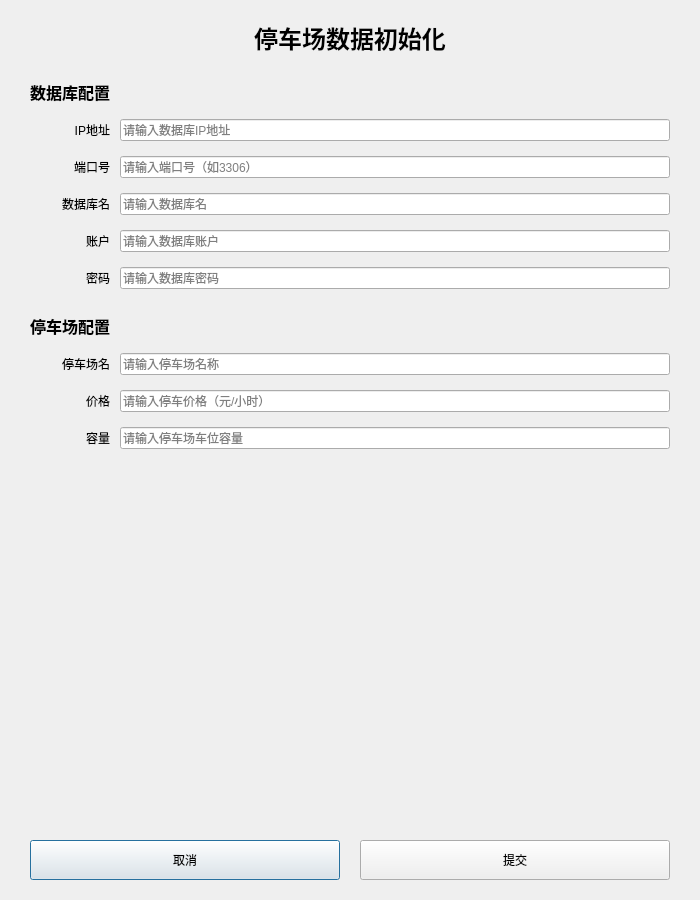
Before: the Qt Designer form UI/ConfigInit/configinitdialog.ui in HeQiTZD/ParkingSystem, drawn with Qt 5.
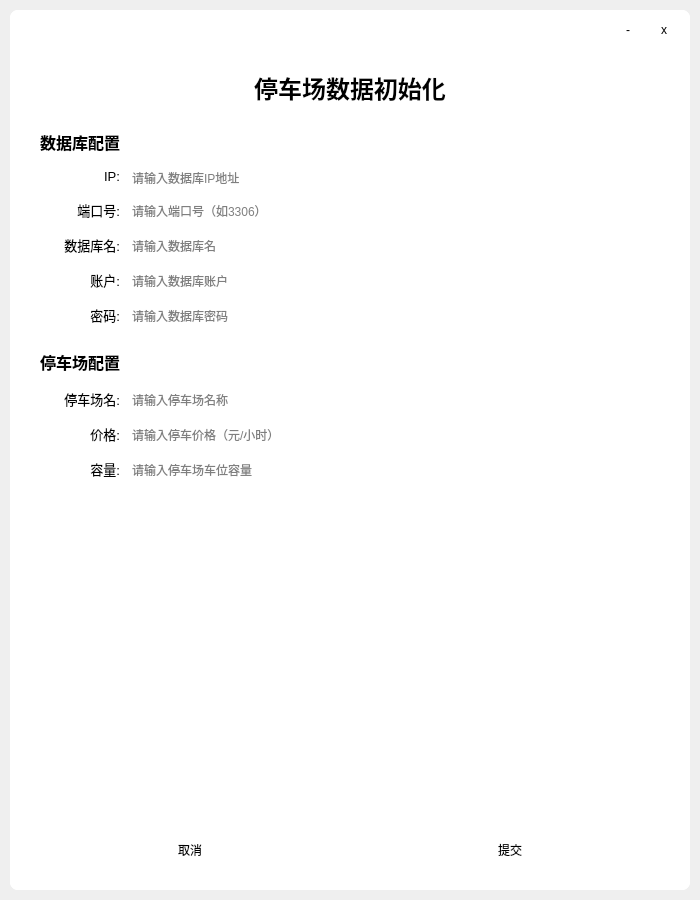
After: the same form once the commit is applied.

Commit message:
feat: restructure ConfigInitDialog UI with titleBar and mainContainer
- Add outerLayout (QVBoxLayout, 10px margins) wrapping mainContainer
- Add mainContainer QWidget with white background and 8px border-radius
- Add containerLayout (QVBoxLayout, spacing 0, no margins)
- Add titleBar (40px height) with titleSpacer, btnMinimize (36x28), btnClose (36x28)
- Move all original content into contentArea widget preserving mainLayout

```diff
--- a/UI/ConfigInit/configinitdialog.ui
+++ b/UI/ConfigInit/configinitdialog.ui
@@ -25,6 +25,132 @@
   <property name="windowTitle">
    <string>停车场数据初始化</string>
   </property>
+  <layout class="QVBoxLayout" name="outerLayout">
+   <property name="leftMargin">
+    <number>10</number>
+   </property>
+   <property name="topMargin">
+    <number>10</number>
+   </property>
+   <property name="rightMargin">
+    <number>10</number>
+   </property>
+   <property name="bottomMargin">
+    <number>10</number>
+   </property>
+   <item>
+    <widget class="QWidget" name="mainContainer">
+     <property name="styleSheet">
+      <string>background-color: white; border-radius: 8px;</string>
+     </property>
+     <layout class="QVBoxLayout" name="containerLayout">
+      <property name="spacing">
+       <number>0</number>
+      </property>
+      <property name="leftMargin">
+       <number>0</number>
+      </property>
+      <property name="topMargin">
+       <number>0</number>
+      </property>
+      <property name="rightMargin">
+       <number>0</number>
+      </property>
+      <property name="bottomMargin">
+       <number>0</number>
+      </property>
+      <item>
+       <widget class="QWidget" name="titleBar">
+        <property name="minimumSize">
+         <size>
+          <width>0</width>
+          <height>40</height>
+         </size>
+        </property>
+        <property name="maximumSize">
+         <size>
+          <width>16777215</width>
+          <height>40</height>
+         </size>
+        </property>
+        <layout class="QHBoxLayout" name="titleBarLayout">
+         <property name="spacing">
+          <number>0</number>
+         </property>
+         <property name="leftMargin">
+          <number>0</number>
+         </property>
+         <property name="topMargin">
+          <number>0</number>
+         </property>
+         <property name="rightMargin">
+          <number>8</number>
+         </property>
+         <property name="bottomMargin">
+          <number>0</number>
+         </property>
+         <item>
+          <spacer name="titleSpacer">
+           <property name="orientation">
+            <enum>Qt::Horizontal</enum>
+           </property>
+           <property name="sizeHint" stdset="0">
+            <size>
+             <width>40</width>
+             <height>20</height>
+            </size>
+           </property>
+          </spacer>
+         </item>
+         <item>
+          <widget class="QPushButton" name="btnMinimize">
+           <property name="minimumSize">
+            <size>
+             <width>36</width>
+             <height>28</height>
+            </size>
+           </property>
+           <property name="maximumSize">
+            <size>
+             <width>36</width>
+             <height>28</height>
+            </size>
+           </property>
+           <property name="cursor">
+            <cursorShape>PointingHandCursor</cursorShape>
+           </property>
+           <property name="text">
+            <string>-</string>
+           </property>
+          </widget>
+         </item>
+         <item>
+          <widget class="QPushButton" name="btnClose">
+           <property name="minimumSize">
+            <size>
+             <width>36</width>
+             <height>28</height>
+            </size>
+           </property>
+           <property name="maximumSize">
+            <size>
+             <width>36</width>
+             <height>28</height>
+            </size>
+           </property>
+           <property name="cursor">
+            <cursorShape>PointingHandCursor</cursorShape>
+           </property>
+           <property name="text">
+            <string>x</string>
+           </property>
+          </widget>
+         </item>
+        </layout>
+       </widget>
+      </item>
+      <item>
+       <widget class="QWidget" name="contentArea">
   <layout class="QVBoxLayout" name="mainLayout">
    <property name="spacing">
     <number>15</number>
@@ -94,10 +220,10 @@
         </size>
        </property>
        <property name="text">
-        <string>IP地址</string>
+              <string>&lt;html&gt;&lt;head/&gt;&lt;body&gt;&lt;p&gt;&lt;span style=&quot; font-size:10pt;&quot;&gt;IP:&lt;/span&gt;&lt;/p&gt;&lt;/body&gt;&lt;/html&gt;</string>
        </property>
        <property name="alignment">
-        <set>Qt::AlignRight|Qt::AlignVCenter</set>
+              <set>Qt::AlignRight|Qt::AlignTrailing|Qt::AlignVCenter</set>
        </property>
       </widget>
      </item>
@@ -130,10 +256,10 @@
         </size>
        </property>
        <property name="text">
-        <string>端口号</string>
+              <string>&lt;html&gt;&lt;head/&gt;&lt;body&gt;&lt;p&gt;&lt;span style=&quot; font-size:10pt;&quot;&gt;端口号:&lt;/span&gt;&lt;/p&gt;&lt;/body&gt;&lt;/html&gt;</string>
        </property>
        <property name="alignment">
-        <set>Qt::AlignRight|Qt::AlignVCenter</set>
+              <set>Qt::AlignRight|Qt::AlignTrailing|Qt::AlignVCenter</set>
        </property>
       </widget>
      </item>
@@ -166,10 +292,10 @@
         </size>
        </property>
        <property name="text">
-        <string>数据库名</string>
+              <string>&lt;html&gt;&lt;head/&gt;&lt;body&gt;&lt;p&gt;&lt;span style=&quot; font-size:10pt;&quot;&gt;数据库名:&lt;/span&gt;&lt;/p&gt;&lt;/body&gt;&lt;/html&gt;</string>
        </property>
        <property name="alignment">
-        <set>Qt::AlignRight|Qt::AlignVCenter</set>
+              <set>Qt::AlignRight|Qt::AlignTrailing|Qt::AlignVCenter</set>
        </property>
       </widget>
      </item>
@@ -202,10 +328,10 @@
         </size>
        </property>
        <property name="text">
-        <string>账户</string>
+              <string>&lt;html&gt;&lt;head/&gt;&lt;body&gt;&lt;p&gt;&lt;span style=&quot; font-size:10pt;&quot;&gt;账户:&lt;/span&gt;&lt;/p&gt;&lt;/body&gt;&lt;/html&gt;</string>
        </property>
        <property name="alignment">
-        <set>Qt::AlignRight|Qt::AlignVCenter</set>
+              <set>Qt::AlignRight|Qt::AlignTrailing|Qt::AlignVCenter</set>
        </property>
       </widget>
      </item>
@@ -238,10 +364,10 @@
         </size>
        </property>
        <property name="text">
-        <string>密码</string>
+              <string>&lt;html&gt;&lt;head/&gt;&lt;body&gt;&lt;p&gt;&lt;span style=&quot; font-size:10pt;&quot;&gt;密码:&lt;/span&gt;&lt;/p&gt;&lt;/body&gt;&lt;/html&gt;</string>
        </property>
        <property name="alignment">
-        <set>Qt::AlignRight|Qt::AlignVCenter</set>
+              <set>Qt::AlignRight|Qt::AlignTrailing|Qt::AlignVCenter</set>
        </property>
       </widget>
      </item>
@@ -300,10 +426,10 @@
         </size>
        </property>
        <property name="text">
-        <string>停车场名</string>
+              <string>&lt;html&gt;&lt;head/&gt;&lt;body&gt;&lt;p&gt;&lt;span style=&quot; font-size:10pt;&quot;&gt;停车场名:&lt;/span&gt;&lt;/p&gt;&lt;/body&gt;&lt;/html&gt;</string>
        </property>
        <property name="alignment">
-        <set>Qt::AlignRight|Qt::AlignVCenter</set>
+              <set>Qt::AlignRight|Qt::AlignTrailing|Qt::AlignVCenter</set>
        </property>
       </widget>
      </item>
@@ -336,10 +462,10 @@
         </size>
        </property>
        <property name="text">
-        <string>价格</string>
+              <string>&lt;html&gt;&lt;head/&gt;&lt;body&gt;&lt;p&gt;&lt;span style=&quot; font-size:10pt;&quot;&gt;价格:&lt;/span&gt;&lt;/p&gt;&lt;/body&gt;&lt;/html&gt;</string>
        </property>
        <property name="alignment">
-        <set>Qt::AlignRight|Qt::AlignVCenter</set>
+              <set>Qt::AlignRight|Qt::AlignTrailing|Qt::AlignVCenter</set>
        </property>
       </widget>
      </item>
@@ -372,10 +498,10 @@
         </size>
        </property>
        <property name="text">
-        <string>容量</string>
+              <string>&lt;html&gt;&lt;head/&gt;&lt;body&gt;&lt;p&gt;&lt;span style=&quot; font-size:10pt;&quot;&gt;容量:&lt;/span&gt;&lt;/p&gt;&lt;/body&gt;&lt;/html&gt;</string>
        </property>
        <property name="alignment">
-        <set>Qt::AlignRight|Qt::AlignVCenter</set>
+              <set>Qt::AlignRight|Qt::AlignTrailing|Qt::AlignVCenter</set>
        </property>
       </widget>
      </item>
@@ -436,6 +562,12 @@
       </widget>
      </item>
     </layout>
+         </item>
+        </layout>
+       </widget>
+      </item>
+     </layout>
+    </widget>
    </item>
   </layout>
  </widget>
```
Left out of the diff: 6 changed lines with no effect on the pictures. Lines whose indentation alone changed are shown as unchanged.
